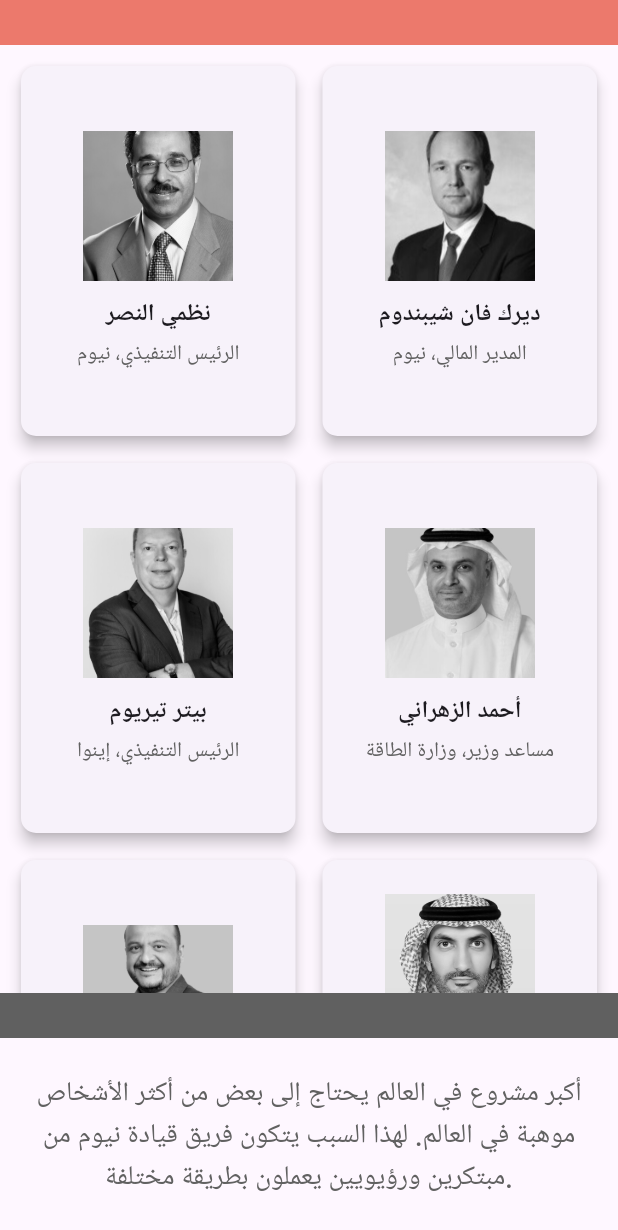
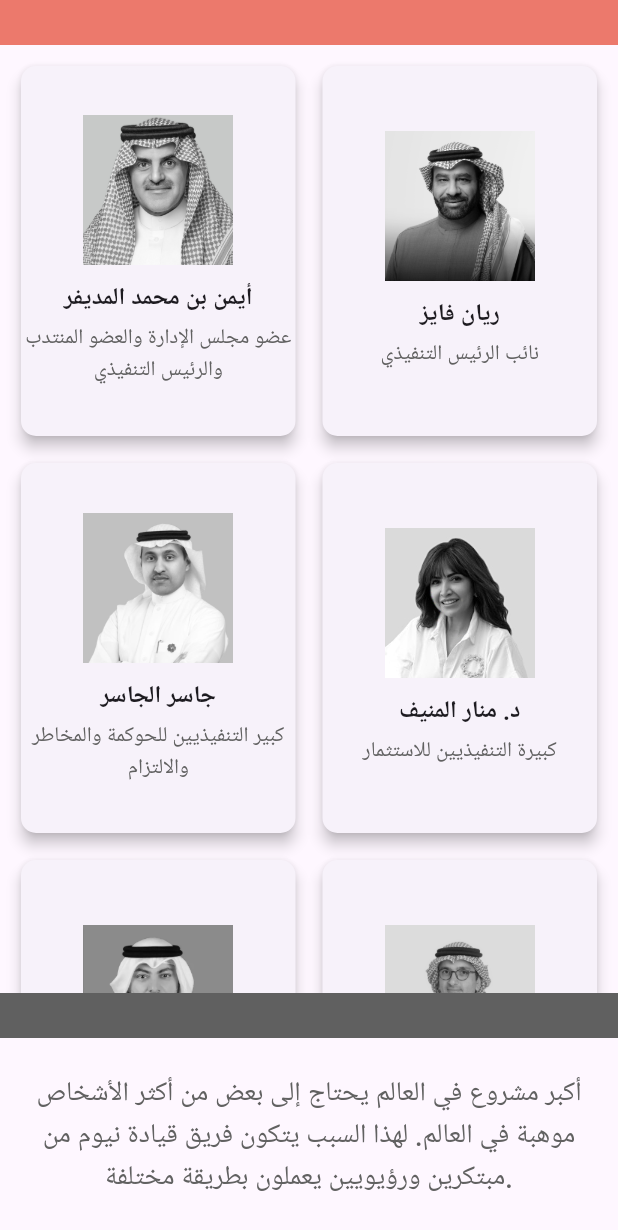
Before and after one commit to ahmedgamal826/Neom-Freelance-App, a Flutter app: the NeomLeadersPage screen opened directly, on a phone screen of 412 x 824 dp. Shown: the top 1230 px of the screen. Run offline on Flutter 3.47's test engine with Material 3 defaults, Android fonts, the phone set to English and light mode, and no system bars; our stand-ins replace cloud_firestore, dash_chat_2, firebase_auth, firebase_core, firebase_crashlytics, flutter_dotenv and 6 more; missing offline and left inert: min_id; accounts and stored records are empty.

Commit message:
update home and neom leader updates page.

```diff
--- a/lib/features/home/presentation/pages/home_page.dart
+++ b/lib/features/home/presentation/pages/home_page.dart
@@ -56,9 +56,7 @@ class HomePage extends StatelessWidget {
                     style: TextStyle(color: Colors.black),
                   )),
             ),
-            Image.asset(
-              "assets/images/timeline.jpg",
-            ),
+            _buildTimelineImage(),
           ],
         ),
       ),
@@ -66,4 +64,31 @@ class HomePage extends StatelessWidget {
 
     //!SECTION
   }
+
+  Widget _buildTimelineImage() {
+    return Stack(
+      children: [
+        Image.asset("assets/images/timeline.jpg"),
+        // Overlay the first year label to show the updated value without
+        // needing to regenerate the static timeline image asset.
+        Positioned(
+          left: 10,
+          bottom: 70,
+          child: Container(
+            padding: const EdgeInsets.symmetric(horizontal: 6, vertical: 2),
+            color: const Color(0xff171B22),
+            child: const Text(
+              "2026",
+              style: TextStyle(
+                color: Color(0xfff5d74f),
+                fontSize: 56,
+                fontWeight: FontWeight.w700,
+                height: 0.95,
+              ),
+            ),
+          ),
+        ),
+      ],
+    );
+  }
 }
--- a/lib/features/home/presentation/pages/neom_leaders_page.dart
+++ b/lib/features/home/presentation/pages/neom_leaders_page.dart
@@ -64,12 +64,12 @@ class NeomLeadersPage extends StatelessWidget {
 
 class Person {
   final String name;
-  final String jobTitle;
+  final String? jobTitle;
   final String image;
 
   Person({
     required this.name,
-    required this.jobTitle,
+    this.jobTitle,
     required this.image,
   });
 }
@@ -77,41 +77,98 @@ class Person {
 class PeopleGrid extends StatelessWidget {
   final List<Person> people = [
     Person(
-        name: "نظمي النصر",
-        jobTitle: "الرئيس التنفيذي، نيوم",
-        image: "assets/images/board1.jpg"),
+      name: "أيمن بن محمد المديفر",
+      jobTitle: "عضو مجلس الإدارة والعضو المنتدب والرئيس التنفيذي",
+      image: "assets/images/ayman.jpg",
+    ),
     Person(
-        name: "ديرك فان شيبندوم",
-        jobTitle: "المدير المالي، نيوم",
-        image: "assets/images/board2.jpg"),
+      name: "ريان فايز",
+      jobTitle: "نائب الرئيس التنفيذي",
+      image: "assets/images/rean.png",
+    ),
     Person(
-        name: "بيتر تيريوم",
-        jobTitle: "الرئيس التنفيذي، إينوا",
-        image: "assets/images/board3.jpg"),
+      name: "جاسر الجاسر",
+      jobTitle: "كبير التنفيذيين للحوكمة والمخاطر والالتزام",
+      image: "assets/images/jassir.jpg",
+    ),
     Person(
-        name: "أحمد الزهراني",
-        jobTitle: "مساعد وزير، وزارة الطاقة",
-        image: "assets/images/board4.jpg"),
+      name: "د. منار المنيف",
+      jobTitle: "كبيرة التنفيذيين للاستثمار",
+      image: "assets/images/manar.jpg",
+    ),
     Person(
-        name: "أحمد الخويطر",
-        jobTitle: "الرئيس التقني، أرامكو",
-        image: "assets/images/board5.jpg"),
+      name: "د. محمود اليماني",
+      jobTitle: "رئيس قطاع الصحة والرفاهية",
+      image: "assets/images/mahmoudyamni.webp",
+    ),
     Person(
-        name: "محمد السديس",
-        jobTitle:
-            "نائب الرئيس الأول، قسم الاستثمارات العقارية المحلية، صندوق الاستثمارات العامة",
-        image: "assets/images/board6.png"),
+      name: "نادر عاشور",
+      jobTitle: "كبير التنفيذيين للشؤون المالية",
+      image: "assets/images/nader-ashoor.jpg",
+    ),
+    Person(
+      name: "نيال غيبونز",
+      jobTitle: "رئيس قطاع السياحة",
+      image: "assets/images/Niall-Gibbons.jpg",
+    ),
+    Person(
+      name: "دينيس هيكي",
+      jobTitle: "كبير التنفيذيين للتطوير",
+      image: "assets/images/DenisHickey.jpg",
+    ),
+    Person(
+      name: "د. بول مارشال",
+      jobTitle: "رئيس قسم الطبيعة",
+      image: "assets/images/Paul-Marshall_AYF03551.webp",
+    ),
+    Person(
+      name: "ماجد مفتي",
+      jobTitle: "الرئيس التنفيذي لصندوق نيوم للاستثمار",
+      image: "assets/images/Majid Mufti_09.2025.jpg",
+    ),
+    Person(
+      name: "جوردي نافال",
+      jobTitle: "رئيس قطاع التقنيات الحيوية",
+      image: "assets/images/jordi-naval-leader.jpg",
+    ),
+    Person(
+      name: "ستيفان ريكيتس",
+      jobTitle: "كبير التنفيذيين للشؤون القانونية",
+      image: "assets/images/stefan-ricketts-v2.webp",
+    ),
+    Person(
+      name: "فيشال وانشو",
+      jobTitle: "الرئيس التنفيذي لأوكساجون",
+      image: "assets/images/Vishal-Wanchoo_AYF02431-1.webp",
+    ),
+    Person(
+      name: "بيتر تيريم",
+      jobTitle: "رئيس قطاع الطاقة",
+      image: "assets/images/PeterTerium.jpg",
+    ),
+    Person(
+      name: "مايكل ك. يونغ",
+      jobTitle: "مستشار قطاع التعليم والبحث والابتكار",
+      image: "assets/images/Michael-Young-2025.jpg",
+    ),
   ];
 
   PeopleGrid({super.key});
 
   @override
   Widget build(BuildContext context) {
+    final width = MediaQuery.sizeOf(context).width;
+    final crossAxisCount = width >= 1200
+        ? 4
+        : width >= 900
+            ? 3
+            : 2;
+
     return GridView.builder(
       padding: const EdgeInsets.all(10),
-      gridDelegate: const SliverGridDelegateWithFixedCrossAxisCount(
-        crossAxisCount: 2, // Number of columns
-        childAspectRatio: 3 / 4, // Aspect ratio of each item
+      gridDelegate: SliverGridDelegateWithFixedCrossAxisCount(
+        crossAxisCount: crossAxisCount,
+        childAspectRatio: 3 / 4,
         crossAxisSpacing: 10,
         mainAxisSpacing: 10,
       ),
@@ -137,13 +194,19 @@ class PeopleGrid extends StatelessWidget {
                 person.name,
                 style:
                     const TextStyle(fontWeight: FontWeight.bold, fontSize: 16),
+                textAlign: TextAlign.center,
+                textDirection: TextDirection.rtl,
               ),
-              const SizedBox(height: 5),
-              Text(
-                person.jobTitle,
-                style: TextStyle(color: Colors.grey[700]),
-                textAlign: TextAlign.center,
-              ),
+              if (person.jobTitle != null &&
+                  person.jobTitle!.trim().isNotEmpty) ...[
+                const SizedBox(height: 5),
+                Text(
+                  person.jobTitle!,
+                  style: TextStyle(color: Colors.grey[700]),
+                  textAlign: TextAlign.center,
+                  textDirection: TextDirection.rtl,
+                ),
+              ],
             ],
           ),
         );
```
Also changed, not shown: assets/images/DenisHickey.jpg (added), assets/images/Majid Mufti_09.2025.jpg (added), assets/images/Michael-Young-2025.jpg (added), assets/images/Niall-Gibbons.jpg (added), assets/images/Paul-Marshall_AYF03551.webp (added), assets/images/PeterTerium.jpg (added), assets/images/Vishal-Wanchoo_AYF02431-1.webp (added), assets/images/ayman.jpg (added), assets/images/jassir.jpg (added), assets/images/jordi-naval-leader.jpg (added), assets/images/mahmoudyamni.webp (added), assets/images/manar.jpg (added), assets/images/nader-ashoor.jpg (added), assets/images/rean.png (added), 1 more files.
